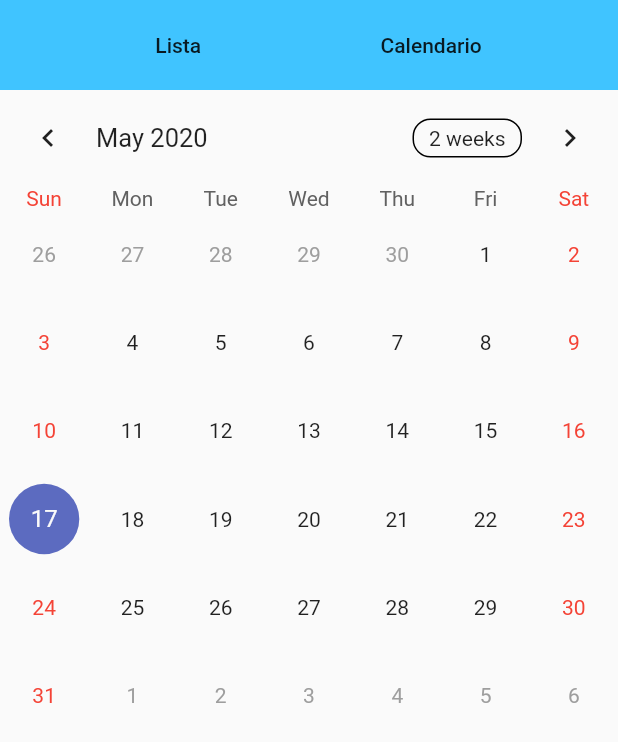
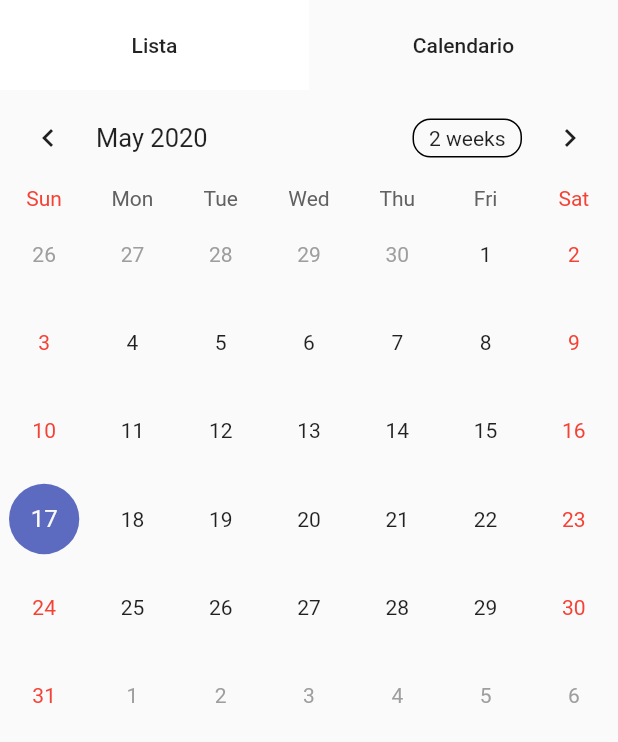
Before and after one commit to fabiomontello/my-care-app, a Flutter app: the AppuntamentiView screen opened directly, after a tap on "Calendario", on a phone screen of 412 x 824 dp. Shown: the top 742 px of the screen. Run offline on Flutter 3.47's test engine with Material 2 defaults, Android fonts, the phone set to English and light mode, and no system bars; drawn by our look-alikes of table_calendar; our stand-ins replace font_awesome_flutter; project files that could hold a hidden picture were left out.

Commit message:
Appuntamenti view improv

```diff
--- a/lib/main.dart
+++ b/lib/main.dart
@@ -48,7 +48,6 @@ class MyApp extends StatelessWidget {
         '/documento/edit': (context) => DocumentoEdit(),
         '/analisi/edit': (context) => AnalisiEdit(),
         '/medicinale/view': (context) => MedicinaliView(),
-       // '/appuntamento/view': (context) => (),
       },
     );
   }
--- a/lib/models/documenti.dart
+++ b/lib/models/documenti.dart
@@ -10,3 +10,4 @@ import 'package:flutter/foundation.dart';
 //   final String title;
 //   final TipoDoc
 // }
+//bilu
--- a/lib/pages/appuntamenti_view.dart
+++ b/lib/pages/appuntamenti_view.dart
@@ -1,5 +1,8 @@
 import 'package:flutter/material.dart';
 import 'package:table_calendar/table_calendar.dart';
+import 'home_list.dart';
+import 'package:intl/intl.dart';
+import '../models/appuntamenti.dart';
 
 class AppuntamentiView extends StatefulWidget {
   @override
@@ -11,16 +14,57 @@ class _AppuntamentiViewState extends State<AppuntamentiView> {
   final _controller = new PageController();
   static const _kDuration = const Duration(milliseconds: 300);
   static const _kCurve = Curves.ease;
+  int index = 0;
+
+  static _appIcons(val) {
+    switch (val) {
+      case TipoApp.rosso:
+        return Colors.redAccent;
+      case TipoApp.blue:
+        return Colors.blueAccent;
+      case TipoApp.verde:
+        return Colors.greenAccent;
+    }
+    return Colors.white;
+  }
 
   List<Widget> _samplePages = [
-    Center(
-      child: Text('Page 1'),
+    Container(
+      child: Column(
+        children: [
+          ...appuntamentiList.map((elem) {
+            return Container(
+              child: ListTile(
+                leading: Icon(
+                  Icons.fiber_manual_record,
+                  color: _appIcons(elem.tipo),
+                  size: 35,
+                ),
+                title: Text(
+                  elem.title,
+                  style: TextStyle(
+                    fontFamily: 'Ubuntu',
+                    fontWeight: FontWeight.bold,
+                    fontSize: 16,
+                  ),
+                ),
+                subtitle: Text(
+                  DateFormat.yMMMd().format(elem.date),
+                  style: TextStyle(
+                    fontFamily: 'Ubuntu',
+                    fontSize: 16,
+                  ),
+                ),
+              ),
+            );
+          }).toList(),
+        ],
+      ),
     ),
     TableCalendar(
       calendarController: _calendarController,
     )
   ];
-
 
   @override
   void dispose() {
@@ -43,25 +87,44 @@ class _AppuntamentiViewState extends State<AppuntamentiView> {
                 mainAxisSize: MainAxisSize.max,
                 mainAxisAlignment: MainAxisAlignment.spaceEvenly,
                 children: <Widget>[
-                  FlatButton(
+                  Expanded(
+                    child: Container(
+                      color: index == 0 ? Colors.grey[50] : Colors.white,
+                      height: 60,
+                      child: FlatButton(
                         child: Text('Lista'),
                         onPressed: () {
+                          setState(() {
+                            index = 0;
+                          });
                           _controller.previousPage(
                               duration: _kDuration, curve: _kCurve);
                         },
                       ),
-                  FlatButton(
+                    ),
+                  ),
+                  Expanded(
+                    child: Container(
+                      color: index == 1 ? Colors.grey[50] : Colors.white,
+                      height: 60,
+                      child: FlatButton(
                         child: Text('Calendario'),
                         onPressed: () {
+                          setState(() {
+                            index = 1;
+                          });
                           _controller.nextPage(
                               duration: _kDuration, curve: _kCurve);
                         },
+                      ),
+                    ),
                   )
                 ],
               ),
             ),
             Flexible(
               child: PageView.builder(
+                physics: NeverScrollableScrollPhysics(),
                 controller: _controller,
                 itemCount: _samplePages.length,
                 itemBuilder: (BuildContext context, int index) {
@@ -69,7 +132,6 @@ class _AppuntamentiViewState extends State<AppuntamentiView> {
                 },
               ),
             ),
-
           ],
         ),
       ),
--- a/lib/pages/appuntamento_edit.dart
+++ b/lib/pages/appuntamento_edit.dart
@@ -3,6 +3,7 @@ import 'package:flutter/services.dart';
 import 'package:font_awesome_flutter/font_awesome_flutter.dart';
 import 'package:intl/intl.dart';
 import 'package:my_care/models/appuntamenti.dart';
+
 
 class AppuntamentoEdit extends StatefulWidget {
   @override
--- a/lib/pages/home_page.dart
+++ b/lib/pages/home_page.dart
@@ -34,7 +34,7 @@ class _MyHomePageState extends State<MyHomePage> {
         iconTheme: new IconThemeData(color: Colors.white),
       ),
       drawer: MyCareDrawer(_pageHandler),
-      body: HomeSwitcher(_index),
+      body: HomeSwitcher(_index, _pageHandler),
       bottomNavigationBar: MyCareBottomNavBar(_pageHandler),
     );
   }
--- a/lib/pages/home_switcher.dart
+++ b/lib/pages/home_switcher.dart
@@ -11,14 +11,15 @@ import 'notification_list.dart';
 
 class HomeSwitcher extends StatelessWidget {
   final int index;
-  HomeSwitcher(this.index);
+  final Function homeSwitcher;
+  HomeSwitcher(this.index, this.homeSwitcher);
 
   @override
   Widget build(BuildContext context) {
     Widget child = Text('This text ' + index.toString());
     switch (index) {
       case 0:
-        child = HomeList();
+        child = HomeList(homeSwitcher);
         break;
       case 1:
         child = SmartDevices();
--- a/lib/pages/medicinale_edit_freq.dart
+++ b/lib/pages/medicinale_edit_freq.dart
@@ -1,6 +1,5 @@
 import 'package:flutter/material.dart';
 import 'package:font_awesome_flutter/font_awesome_flutter.dart';
-import 'package:flutter_datetime_picker/flutter_datetime_picker.dart';
 import 'package:intl/intl.dart';
 
 class MedicinaleEditFreq extends StatefulWidget {
--- a/lib/pages/medicinali_view.dart
+++ b/lib/pages/medicinali_view.dart
@@ -156,7 +156,7 @@ class _MedicinaliViewState extends State<MedicinaliView> {
           backgroundColor: Color(0xffBE1622),
           child: Icon(
             Icons.add,
-            size: 50,
+            size: 40,
           ),
           onPressed: () {}),
     );
```
Also changed, not shown: lib/pages/home_list.dart (+17 -9 lines), pubspec.lock. Lines whose indentation alone changed are shown as unchanged.
